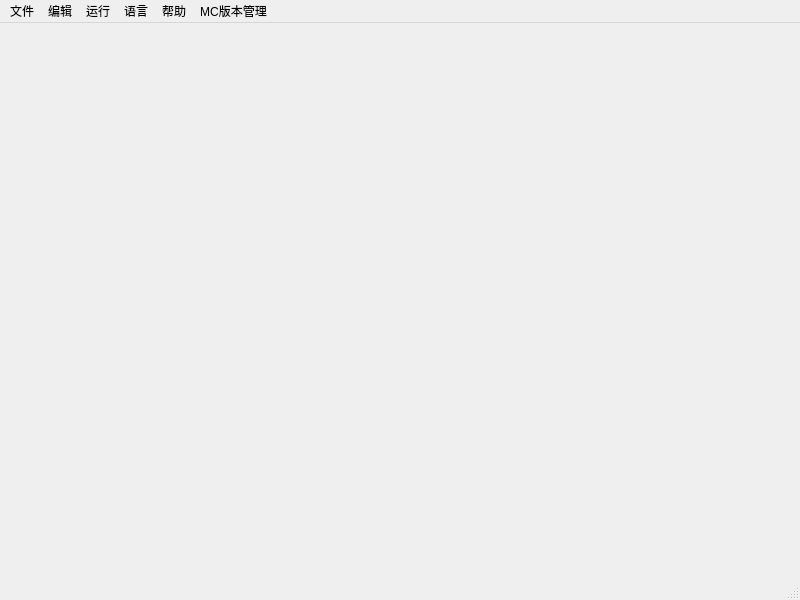
First picture: the form in UI/DatapacksEditors.ui, repository Wzp-2008/DatapacksEditors, before the edit.
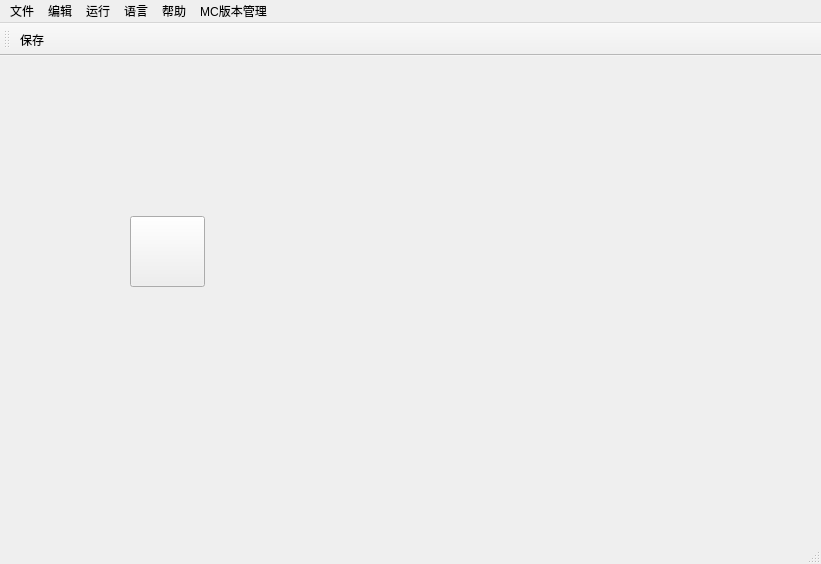
Second picture: the form after the edit.

Commit message: feat:Add save toolbar and unnamed button

The edit to the form file:
```diff
--- a/UI/DatapacksEditors.ui
+++ b/UI/DatapacksEditors.ui
@@ -6,20 +6,40 @@
    <rect>
     <x>0</x>
     <y>0</y>
-    <width>800</width>
-    <height>600</height>
+    <width>821</width>
+    <height>564</height>
    </rect>
   </property>
+  <property name="sizePolicy">
+   <sizepolicy hsizetype="Minimum" vsizetype="Minimum">
+    <horstretch>0</horstretch>
+    <verstretch>0</verstretch>
+   </sizepolicy>
+  </property>
   <property name="windowTitle">
    <string>MainWindow</string>
   </property>
-  <widget class="QWidget" name="centralwidget"/>
+  <widget class="QWidget" name="centralwidget">
+   <widget class="QPushButton" name="pushButton">
+    <property name="geometry">
+     <rect>
+      <x>130</x>
+      <y>160</y>
+      <width>75</width>
+      <height>71</height>
+     </rect>
+    </property>
+    <property name="text">
+     <string/>
+    </property>
+   </widget>
+  </widget>
   <widget class="QMenuBar" name="menubar">
    <property name="geometry">
     <rect>
      <x>0</x>
      <y>0</y>
-     <width>800</width>
+     <width>821</width>
      <height>22</height>
     </rect>
    </property>
@@ -83,6 +103,18 @@
    <addaction name="MC"/>
   </widget>
   <widget class="QStatusBar" name="statusbar"/>
+  <widget class="QToolBar" name="toolBar">
+   <property name="windowTitle">
+    <string>toolBar</string>
+   </property>
+   <attribute name="toolBarArea">
+    <enum>TopToolBarArea</enum>
+   </attribute>
+   <attribute name="toolBarBreak">
+    <bool>false</bool>
+   </attribute>
+   <addaction name="save"/>
+  </widget>
   <action name="new_project">
    <property name="text">
     <string>新建项目</string>
@@ -162,6 +194,17 @@
     <string>打开MC版本管理页</string>
    </property>
   </action>
+  <action name="save">
+   <property name="text">
+    <string>保存</string>
+   </property>
+   <property name="toolTip">
+    <string>&lt;html&gt;&lt;head/&gt;&lt;body&gt;&lt;p&gt;&lt;span style=&quot; font-weight:700;&quot;&gt;保存文件&lt;/span&gt; (Ctrl+S)&lt;/p&gt;&lt;/body&gt;&lt;/html&gt;</string>
+   </property>
+   <property name="shortcut">
+    <string>Ctrl+S</string>
+   </property>
+  </action>
  </widget>
  <resources/>
  <connections/>
```
The commit also changes 5 other files.
